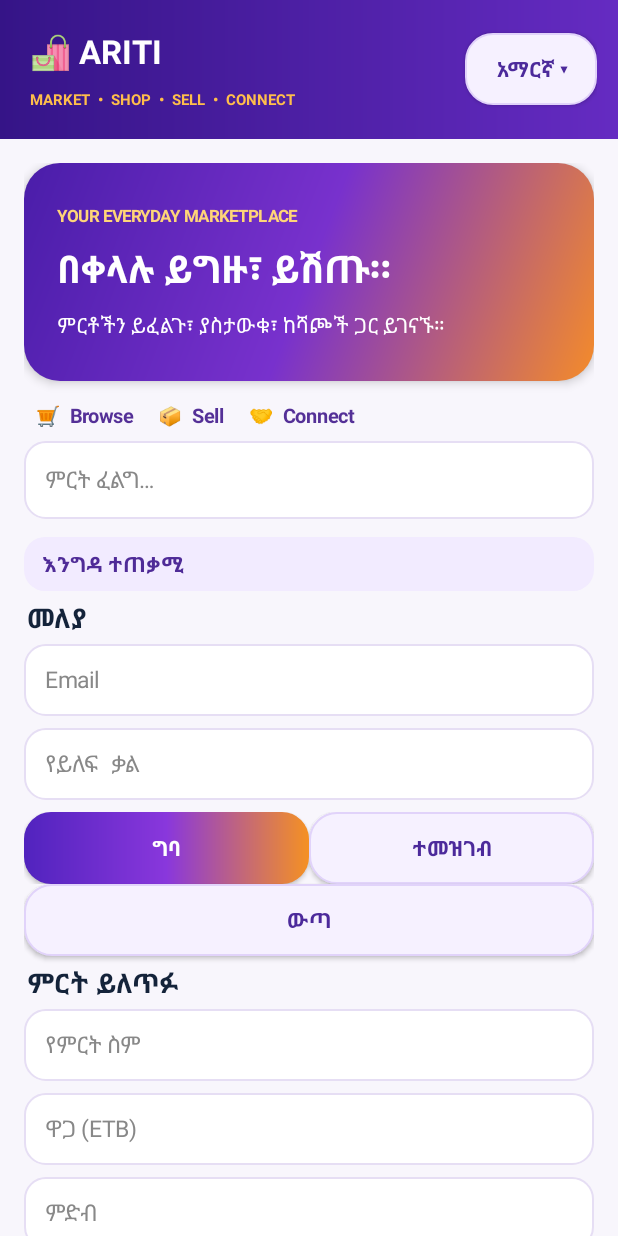
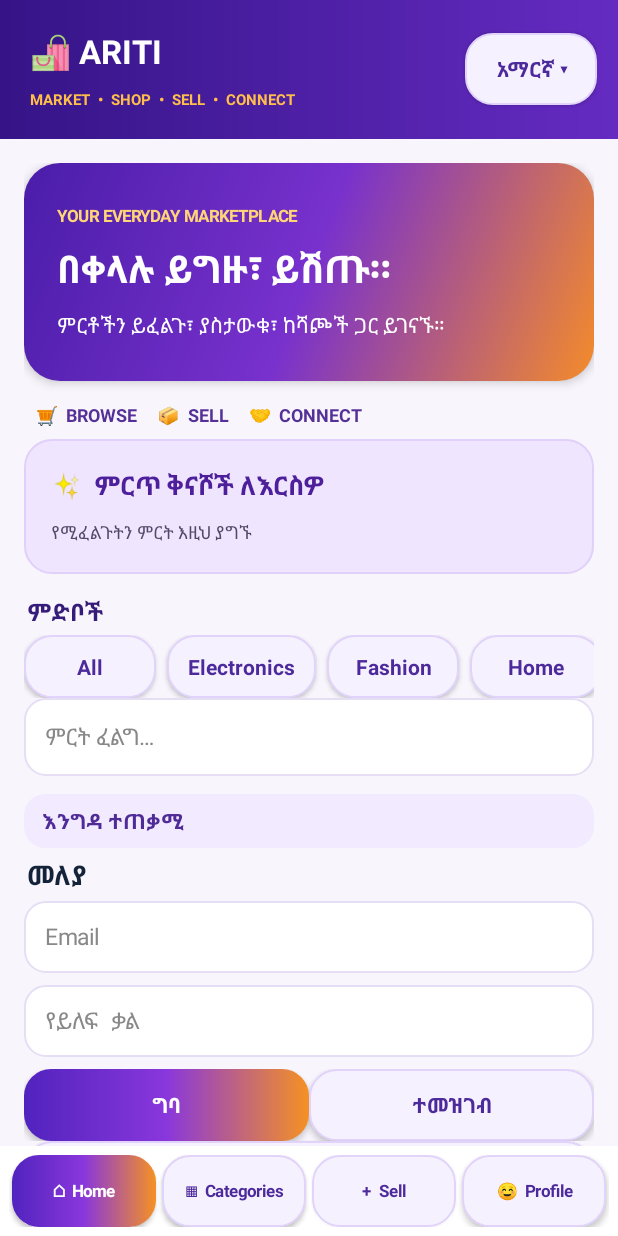
Before and after one commit to Abeni85364482/Writing-market-, an Android app: the screen it shows after launch (MainActivity), on a phone screen of 412 x 824 dp. Run offline under Robolectric (Android 15) with nearby library versions, the phone set to English and light mode, and no system bars.

Commit message:
Build marketplace-style ARITI MARKET app home with categories, product grid and bottom navigation

```diff
--- a/android/app/src/main/java/com/abenezer/aritimarket/MainActivity.java
+++ b/android/app/src/main/java/com/abenezer/aritimarket/MainActivity.java
@@ -165,8 +165,27 @@ public class MainActivity extends Activity {
         TextView heroSub = text(tr("ምርቶችን ይፈልጉ፣ ያስታውቁ፣ ከሻጮች ጋር ይገናኙ።","Discover products, post listings and connect with sellers."), 14, false, Color.WHITE);
         hero.addView(heroTag); hero.addView(heroTitle); hero.addView(heroSub);
         content.addView(hero);
-        TextView quick = text("🛒  Browse     📦  Sell     🤝  Connect", 13, true, Color.rgb(84,48,151));
+        TextView quick = text("🛒  BROWSE     📦  SELL     🤝  CONNECT", 12, true, Color.rgb(84,48,151));
         quick.setPadding(dp(8),dp(14),dp(8),dp(8)); content.addView(quick);
+        LinearLayout deal = new LinearLayout(this); deal.setOrientation(LinearLayout.VERTICAL);
+        deal.setPadding(dp(16),dp(14),dp(16),dp(14));
+        deal.setBackground(rounded(Color.rgb(239,229,255),18,Color.rgb(225,208,250)));
+        deal.addView(text("✨  "+tr("ምርጥ ቅናሾች ለእርስዎ","BEST DEALS JUST FOR YOU!"),17,true,Color.rgb(77,31,155)));
+        deal.addView(text(tr("የሚፈልጉትን ምርት እዚህ ያግኙ","Discover great products from sellers near you."),12,false,Color.rgb(83,72,103)));
+        content.addView(deal);
+        TextView categoriesTitle = text(tr("ምድቦች","CATEGORIES"),16,true,Color.rgb(54,28,122));
+        categoriesTitle.setPadding(dp(2),dp(14),dp(2),dp(4)); content.addView(categoriesTitle);
+        HorizontalScrollView categoryScroll = new HorizontalScrollView(this);
+        categoryScroll.setHorizontalScrollBarEnabled(false);
+        LinearLayout categoryRow = new LinearLayout(this); categoryRow.setOrientation(LinearLayout.HORIZONTAL);
+        String[] categoryNames = {"All","Electronics","Fashion","Home","Beauty"};
+        for (String categoryName : categoryNames) {
+            Button chip = button(categoryName, false);
+            LinearLayout.LayoutParams chipLp = new LinearLayout.LayoutParams(-2,dp(42));
+            chipLp.rightMargin=dp(7); categoryRow.addView(chip,chipLp);
+            chip.setOnClickListener(v -> search.setText(categoryName.equals("All") ? "" : categoryName));
+        }
+        categoryScroll.addView(categoryRow); content.addView(categoryScroll);
 
         search = field(tr("ምርት ፈልግ…","Search products…"), 0);
         LinearLayout.LayoutParams searchLp = new LinearLayout.LayoutParams(-1, dp(52)); searchLp.bottomMargin=dp(12);
@@ -202,7 +221,22 @@ public class MainActivity extends Activity {
         socialRow.addView(facebook); socialRow.addView(telegram); socialRow.addView(tiktok); socialRow.addView(instagram);
         socialCard.addView(socialRow); content.addView(socialCard);
         accountLabel.setText(accessToken.isEmpty() ? tr("እንግዳ ተጠቃሚ","Browsing as guest") : tr("ገብተዋል","Signed in"));
-        setContentView(root);
+        LinearLayout bottomNav = new LinearLayout(this);
+        bottomNav.setGravity(Gravity.CENTER); bottomNav.setPadding(dp(6),dp(6),dp(6),dp(6));
+        bottomNav.setBackgroundColor(Color.WHITE);
+        String[] navLabels = {"⌂  Home","▦  Categories","+  Sell","☺  Profile"};
+        for (int i=0;i<navLabels.length;i++) {
+            final int target=i; Button nav=button(navLabels[i],i==0); nav.setTextSize(11);
+            LinearLayout.LayoutParams navLp=new LinearLayout.LayoutParams(0,dp(48),1);
+            navLp.leftMargin=dp(2); navLp.rightMargin=dp(2); bottomNav.addView(nav,navLp);
+            nav.setOnClickListener(v -> {
+                if(target==0) scroll.smoothScrollTo(0,0);
+                else if(target==1) scroll.smoothScrollTo(0,categoriesTitle.getTop());
+                else if(target==2 && productName!=null) scroll.smoothScrollTo(0,productName.getTop());
+                else if(target==3 && accountLabel!=null) scroll.smoothScrollTo(0,accountLabel.getTop());
+            });
+        }
+        root.addView(bottomNav); setContentView(root);
     }
     private void openSocial(String url) {
         try { startActivity(new Intent(Intent.ACTION_VIEW, Uri.parse(url))); }
@@ -342,38 +376,38 @@ public class MainActivity extends Activity {
         });
     }
     private void renderProducts() {
-        if(productList==null)return; productList.removeAllViews();
+        if(productList==null)return;
+        productList.removeAllViews();
         String q=search==null?"":search.getText().toString().toLowerCase(Locale.ROOT);
+        LinearLayout row=null; int column=0;
         for(JSONObject p:products){
             String name=p.optString("name"), cat=p.optString("category"), desc=p.optString("description");
             if(!(name+" "+cat+" "+desc).toLowerCase(Locale.ROOT).contains(q))continue;
-            LinearLayout card=new LinearLayout(this);card.setOrientation(LinearLayout.VERTICAL);card.setPadding(dp(14),dp(12),dp(14),dp(12));
-            card.setBackground(rounded(Color.WHITE, 20, Color.rgb(235,228,246)));
-            card.setElevation(dp(3));
-            String imageUrl = p.optString("image_url", "");
-            if (!imageUrl.isEmpty()) {
-                ImageView photo = new ImageView(this);
-                photo.setLayoutParams(new LinearLayout.LayoutParams(-1, dp(180)));
-                photo.setScaleType(ImageView.ScaleType.CENTER_CROP);
-                card.addView(photo);
-                io.execute(() -> { try {
-                    Bitmap bitmap = BitmapFactory.decodeStream(new URL(imageUrl).openStream());
-                    if (bitmap != null) main.post(() -> photo.setImageBitmap(bitmap));
-                } catch (Exception ignored) {} });
-            }
-            TextView title=text(name,18,true,Color.rgb(20,40,70));card.addView(title);
-            card.addView(text(cat,12,false,Color.GRAY));
-            card.addView(text(String.format(Locale.US,"%,.0f ETB",p.optDouble("price")),19,true,Color.rgb(37,99,235)));
-            card.addView(text(desc,14,false,Color.rgb(76,91,113)));
-            card.addView(text(p.optString("seller_name"),13,false,Color.GRAY));
-            Button contact=button(tr("ሻጩን በWhatsApp ያግኙ","Contact seller on WhatsApp"),true);
+            if(column==0){ row=new LinearLayout(this); row.setOrientation(LinearLayout.HORIZONTAL); productList.addView(row,new LinearLayout.LayoutParams(-1,-2)); }
+            LinearLayout card=new LinearLayout(this); card.setOrientation(LinearLayout.VERTICAL);
+            card.setPadding(dp(9),dp(9),dp(9),dp(10));
+            card.setBackground(rounded(Color.WHITE,18,Color.rgb(235,228,246))); card.setElevation(dp(2));
+            String imageUrl=p.optString("image_url","");
+            ImageView photo=new ImageView(this); photo.setLayoutParams(new LinearLayout.LayoutParams(-1,dp(122)));
+            photo.setScaleType(ImageView.ScaleType.CENTER_CROP); photo.setBackground(rounded(Color.rgb(245,240,252),12,0)); card.addView(photo);
+            if(!imageUrl.isEmpty()) io.execute(() -> { try {
+                Bitmap bitmap=BitmapFactory.decodeStream(new URL(imageUrl).openStream());
+                if(bitmap!=null)main.post(() -> photo.setImageBitmap(bitmap));
+            }catch(Exception ignored){} });
+            TextView title=text(name,14,true,Color.rgb(40,28,70)); title.setMaxLines(2); card.addView(title);
+            TextView categoryText=text(cat,10,false,Color.GRAY); categoryText.setMaxLines(1); card.addView(categoryText);
+            card.addView(text(String.format(Locale.US,"%,.0f ETB",p.optDouble("price")),15,true,Color.rgb(104,42,190)));
+            TextView sellerText=text(p.optString("seller_name"),10,false,Color.GRAY); sellerText.setMaxLines(1); card.addView(sellerText);
+            Button contact=button("WhatsApp",true); contact.setTextSize(11);
             String digits=p.optString("phone").replaceAll("[^0-9]","");
             contact.setOnClickListener(v->{try{startActivity(new Intent(Intent.ACTION_VIEW,Uri.parse("https://wa.me/"+digits)));}catch(Exception ignored){}});
             card.addView(contact);
-            LinearLayout.LayoutParams lp=new LinearLayout.LayoutParams(-1,-2);lp.bottomMargin=dp(14);
-            productList.addView(card,lp);
+            LinearLayout.LayoutParams cardLp=new LinearLayout.LayoutParams(0,-2,1);
+            cardLp.leftMargin=dp(4); cardLp.rightMargin=dp(4); cardLp.bottomMargin=dp(10); row.addView(card,cardLp);
+            column++; if(column==2)column=0;
         }
-        if(productList.getChildCount()==0)productList.addView(text(tr("ምርት አልተገኘም።","No products found."),14,false,Color.GRAY));
+        if(column==1 && row!=null){ View spacer=new View(this); row.addView(spacer,new LinearLayout.LayoutParams(0,dp(1),1)); }
+        if(productList.getChildCount()==0) productList.addView(text(tr("ምርት አልተገኘም።","No products found."),14,false,Color.GRAY));
     }
     @Override protected void onDestroy(){super.onDestroy();io.shutdownNow();}
 }
```
